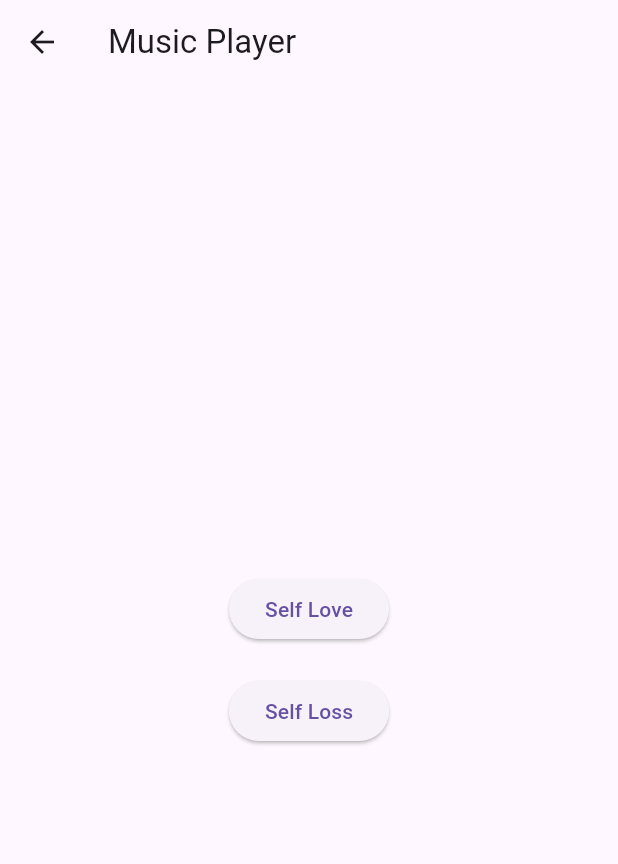
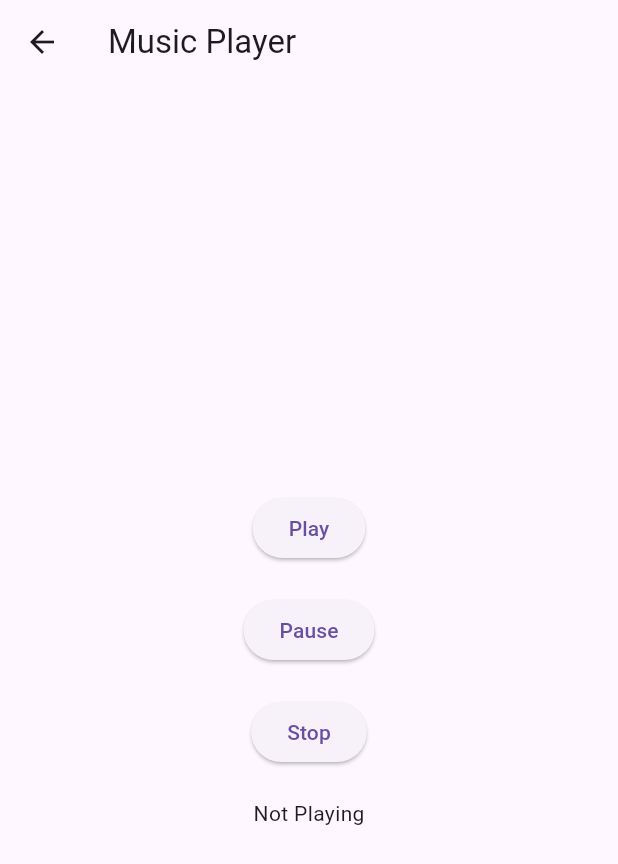
Before and after one commit to kaze-ceo/kaze_wip, a Flutter app: the MusicPlayer screen opened directly, on a phone screen of 412 x 824 dp. Shown: the top 864 px of the screen. Run offline on Flutter 3.47's test engine with Material 3 defaults, Android fonts, the phone set to English and light mode, and no system bars; our stand-ins replace audioplayers.

Commit message:
ver_0.0.4

```diff
--- a/lib/music.dart
+++ b/lib/music.dart
@@ -1,5 +1,3 @@
-import 'dart:math';
-
 import 'package:flutter/material.dart';
 import 'package:audioplayers/audioplayers.dart';
 
@@ -10,28 +8,29 @@ class MusicPlayer extends StatefulWidget {
 
 class _MusicPlayerState extends State<MusicPlayer> {
   final AudioPlayer _audioPlayer = AudioPlayer();
-  final List<String> _selfLoveSongs = [
-  'music/FATESKY & Aftermarket - Redemption.mp3',
-     'music/Hamdi & Princess Superstar - Counting (Simula Remix).mp3',
-     'music/Midnight CVLT - Better Days.mp3',
-  ];
-  final List<String> _selfLossSongs = [
-  'music/FATESKY & Aftermarket - Redemption.mp3',
-   'music/Hamdi & Princess Superstar - Counting (Simula Remix).mp3',
-   'music/Midnight CVLT - Better Days.mp3',
-  ];
-  late String _currentSong;
+  // ignore: unused_field
+  final String _currentSong = '';
+  bool _isPlaying = false;
 
-  void _playSelfLoveSong() {
-    _currentSong = _selfLoveSongs[Random().nextInt(_selfLoveSongs.length)];
-   _audioPlayer.setSource(_currentSong as Source);
-   _audioPlayer.resume();
+  void _playSong() {
+    _audioPlayer.play('assets/music/Bensley - Burn It Up.mp3' as Source);
+    setState(() {
+      _isPlaying = true;
+    });
   }
 
-  void _playSelfLossSong() {
-    _currentSong = _selfLossSongs[Random().nextInt(_selfLossSongs.length)];
-    _audioPlayer.setSource(_currentSong as Source);
-    _audioPlayer.resume();
+  void _pauseSong() {
+    _audioPlayer.pause();
+    setState(() {
+      _isPlaying = false;
+    });
+  }
+
+  void _stopSong() {
+    _audioPlayer.stop();
+    setState(() {
+      _isPlaying = false;
+    });
   }
 
   @override
@@ -45,14 +44,21 @@ class _MusicPlayerState extends State<MusicPlayer> {
           mainAxisAlignment: MainAxisAlignment.center,
           children: [
             ElevatedButton(
-              onPressed: _playSelfLoveSong,
-              child: Text('Self Love'),
+              onPressed: _playSong,
+              child: Text('Play'),
             ),
             SizedBox(height: 20),
             ElevatedButton(
-              onPressed: _playSelfLossSong,
-              child: Text('Self Loss'),
+              onPressed: _pauseSong,
+              child: Text('Pause'),
             ),
+            SizedBox(height: 20),
+            ElevatedButton(
+              onPressed: _stopSong,
+              child: Text('Stop'),
+            ),
+            SizedBox(height: 20),
+            Text(_isPlaying ? 'Playing' : 'Not Playing'),
           ],
         ),
       ),
--- a/pubspec.yaml
+++ b/pubspec.yaml
@@ -10,6 +10,7 @@ dependencies:
   flutter:
     sdk: flutter
   audioplayers: ^6.1.0
+  animated_image: ^1.0.0
 
 dev_dependencies:
   flutter_test:
```
Also changed, not shown: lib/meditation.dart (+13 -4 lines).
